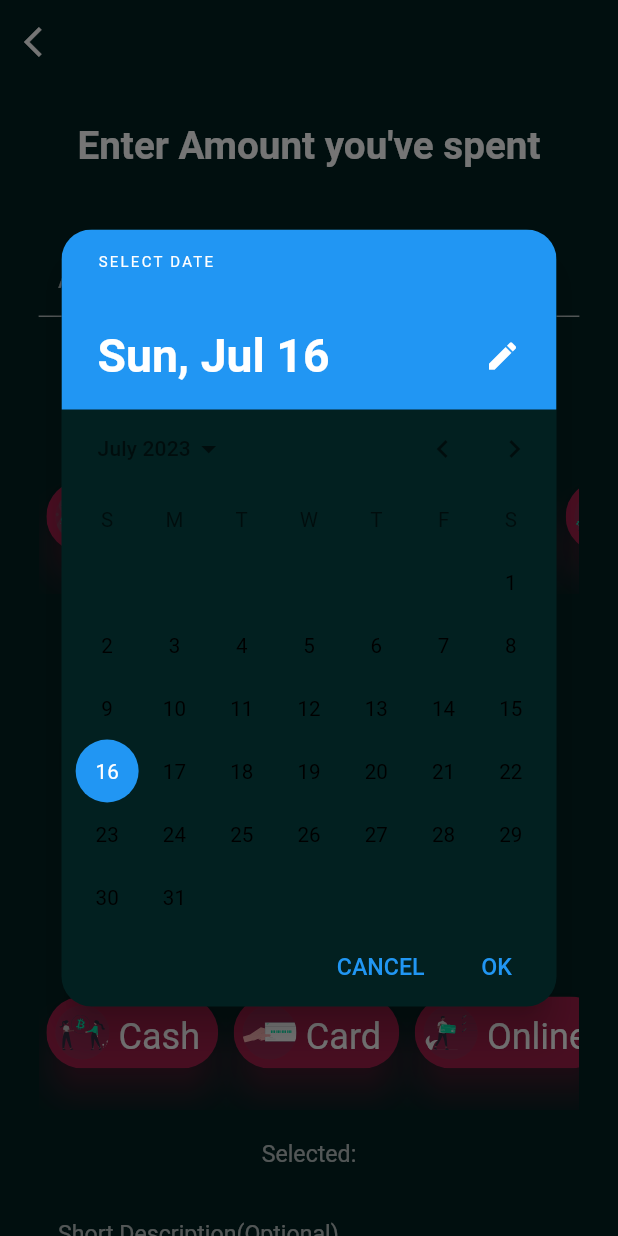
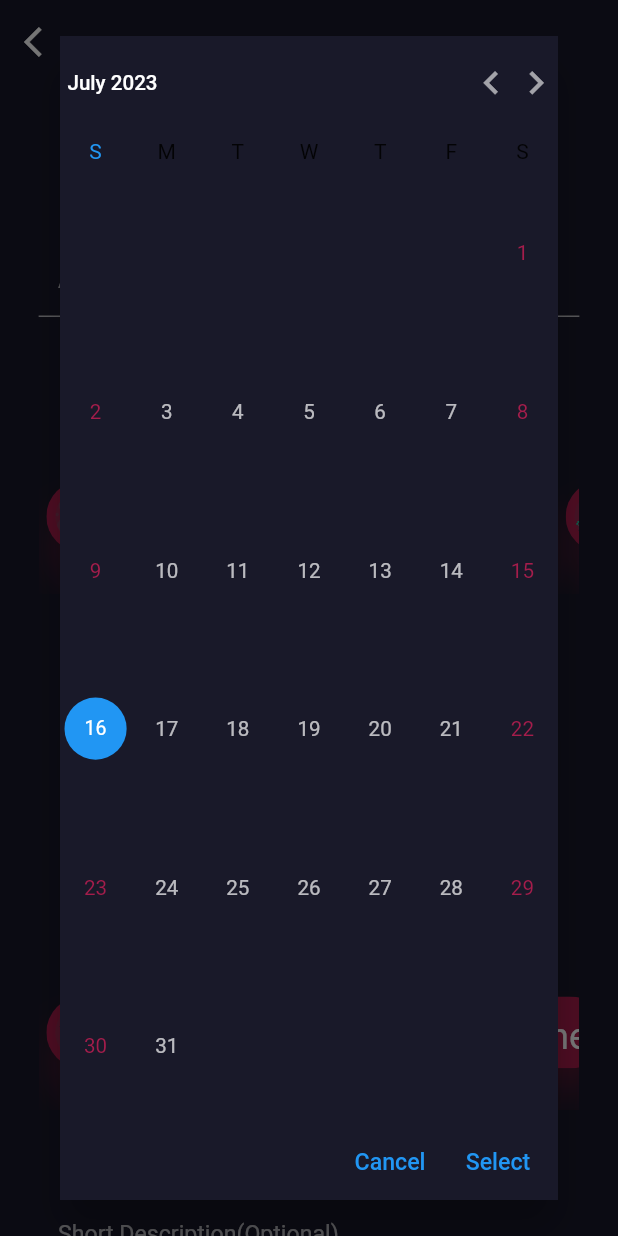
Before and after one commit to Sam21-39/Spend-Analytics, a Flutter app: the ItemPage screen opened directly, after a tap on "Select Date", on a phone screen of 412 x 824 dp. Run offline on Flutter 3.47's test engine with Material 2 defaults, Android fonts, the phone set to English and light mode, and no system bars; drawn by our look-alikes of syncfusion_flutter_datepicker; our stand-ins replace csv, fl_chart, flutter_screenutil, flutter_svg, fluttertoast, google_mobile_ads and 4 more; accounts and stored records are empty.

Commit message:
Calender Package changes

```diff
--- a/spend_analytics/lib/Core/UI/uicolors.dart
+++ b/spend_analytics/lib/Core/UI/uicolors.dart
@@ -5,7 +5,7 @@ class UiColors {
   static final Color primary = Color(0xff09EBB0);
   static final Color lightBlue = Color(0xff36C5F0);
   static final Color red = Color(0xffE01E5A);
-  static final Color black = Color(0xff022020);
+  static final Color black = Color(0xff191929);
   static final Color darkGrey = Color(0xff594D67);
   static final Color shadow = black.withOpacity(0.25);
   static final Color lightRed = red.withOpacity(0.7);
--- a/spend_analytics/lib/Functions/Screens/MainDashboard/itempage.dart
+++ b/spend_analytics/lib/Functions/Screens/MainDashboard/itempage.dart
@@ -1,3 +1,5 @@
+import 'dart:developer';
+
 import 'package:flutter/material.dart';
 import 'package:flutter_svg/flutter_svg.dart';
 import 'package:spend_analytics/Core/Model/spending_model.dart';
@@ -5,6 +7,9 @@ import 'package:spend_analytics/Core/Services/db_helper.dart';
 import 'package:spend_analytics/Core/Utils/display_utils.dart';
 import 'package:flutter_screenutil/flutter_screenutil.dart';
 import 'package:spend_analytics/Core/Widgets/button.dart';
+import 'package:syncfusion_flutter_datepicker/datepicker.dart';
+
+import '../../../Core/UI/uicolors.dart';
 
 class ItemPage extends StatefulWidget {
   final onSaveCallback;
@@ -52,6 +57,7 @@ class _ItemPageState extends State<ItemPage> {
   @override
   Widget build(BuildContext context) {
     var textTheme = Theme.of(context).textTheme;
+    var appTheme = Theme.of(context);
     return WillPopScope(
       onWillPop: () {
         Navigator.pop(context, false);
@@ -161,21 +167,70 @@ class _ItemPageState extends State<ItemPage> {
                     Container(
                       child: Button(
                         onPressed: () async {
-                          var result = await showDatePicker(
+                          showDialog(
                             context: context,
-                            initialDate: DateTime.now(),
-                            firstDate: DateTime.now().subtract(
-                              Duration(days: 365),
+                            barrierDismissible: true,
+                            builder: (context) => Dialog(
+                              child: SfDateRangePicker(
+                                backgroundColor:
+                                    appTheme.colorScheme.background,
+                                view: DateRangePickerView.month,
+                                confirmText: 'Select',
+                                cancelText: 'Cancel',
+                                initialDisplayDate: DateTime.now(),
+                                maxDate:
+                                    DateTime.now().add(Duration(days: 1825)),
+                                minDate: DateTime.now()
+                                    .subtract(Duration(days: 365)),
+                                allowViewNavigation: true,
+                                initialSelectedDate: DateTime.now(),
+                                onSubmit: (value) {
+                                  log(value.toString());
+                                  if (value is DateTime) {
+                                    final DateTime selectedDate = value;
+
+                                    date = selectedDate.day.toString() +
+                                        "/" +
+                                        selectedDate.month.toString() +
+                                        "/" +
+                                        selectedDate.year.toString();
+
+                                    setState(() {});
+                                    Navigator.pop(context);
+                                  }
+                                },
+                                onCancel: () => Navigator.pop(context),
+                                showNavigationArrow: true,
+                                headerStyle: DateRangePickerHeaderStyle(
+                                  textStyle: textTheme.bodyLarge,
+                                ),
+                                headerHeight: 60.h,
+                                monthCellStyle: DateRangePickerMonthCellStyle(
+                                  weekendTextStyle:
+                                      textTheme.bodySmall?.copyWith(
+                                    color: UiColors.lightRed,
+                                  ),
+                                  textStyle: textTheme.bodySmall,
+                                ),
+                                showActionButtons: true,
+                              ),
                             ),
-                            lastDate: DateTime.now().add(Duration(days: 1825)),
                           );
-                          if (result != null)
-                            date = result.day.toString() +
-                                "/" +
-                                result.month.toString() +
-                                "/" +
-                                result.year.toString();
-                          setState(() {});
+                          // var result = await showDatePicker(
+                          //   context: context,
+                          //   initialDate: DateTime.now(),
+                          //   firstDate: DateTime.now().subtract(
+                          //     Duration(days: 365),
+                          //   ),
+                          //   lastDate: DateTime.now().add(Duration(days: 1825)),
+                          // );
+                          // if (result != null)
+                          //   date = result.day.toString() +
+                          //       "/" +
+                          //       result.month.toString() +
+                          //       "/" +
+                          //       result.year.toString();
+                          // setState(() {});
                         },
                         text: "Select Date",
                       ),
--- a/spend_analytics/pubspec.yaml
+++ b/spend_analytics/pubspec.yaml
@@ -20,6 +20,7 @@ dependencies:
   flutter_launcher_icons: any
   fl_chart: any
   fluttertoast: ^8.2.2
+  syncfusion_flutter_datepicker: ^22.1.38
 
 
 
```
Also changed, not shown: spend_analytics/pubspec.lock.
